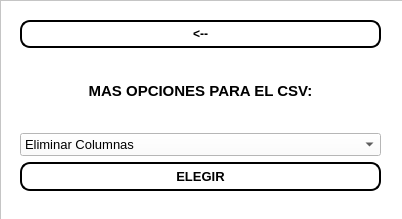
First picture: the form in CSV Proyectos/interfaz/VentanaOpciones.ui, repository DanielRojas2002/PyQt5, before the edit.
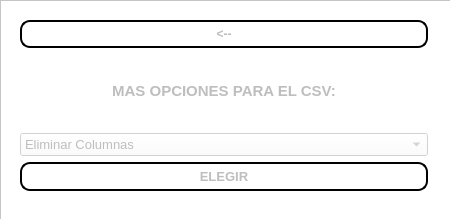
Second picture: the form after the edit.

```diff
--- a/CSV Proyectos/interfaz/VentanaOpciones.ui
+++ b/CSV Proyectos/interfaz/VentanaOpciones.ui
@@ -2,23 +2,26 @@
 <ui version="4.0">
  <class>VentanaOpciones</class>
  <widget class="QMainWindow" name="VentanaOpciones">
+  <property name="enabled">
+   <bool>false</bool>
+  </property>
   <property name="geometry">
    <rect>
     <x>0</x>
     <y>0</y>
-    <width>402</width>
+    <width>450</width>
     <height>219</height>
    </rect>
   </property>
   <property name="minimumSize">
    <size>
-    <width>402</width>
+    <width>450</width>
     <height>219</height>
    </size>
   </property>
   <property name="maximumSize">
    <size>
-    <width>402</width>
+    <width>450</width>
     <height>219</height>
    </size>
   </property>
@@ -28,13 +31,19 @@
   <property name="styleSheet">
    <string notr="true"/>
   </property>
+  <property name="documentMode">
+   <bool>false</bool>
+  </property>
   <widget class="QWidget" name="centralwidget">
    <widget class="QFrame" name="frame">
+    <property name="enabled">
+     <bool>false</bool>
+    </property>
     <property name="geometry">
      <rect>
       <x>0</x>
       <y>0</y>
-      <width>411</width>
+      <width>461</width>
       <height>221</height>
      </rect>
     </property>
@@ -47,12 +56,15 @@
     <property name="frameShadow">
      <enum>QFrame::Raised</enum>
     </property>
-    <widget class="QWidget" name="">
+    <widget class="QWidget" name="layoutWidget">
+     <property name="enabled">
+      <bool>false</bool>
+     </property>
      <property name="geometry">
       <rect>
        <x>20</x>
        <y>20</y>
-       <width>361</width>
+       <width>408</width>
        <height>171</height>
       </rect>
      </property>
@@ -87,6 +99,9 @@
       </item>
       <item>
        <widget class="QLabel" name="titulo">
+        <property name="enabled">
+         <bool>false</bool>
+        </property>
         <property name="font">
          <font>
           <pointsize>11</pointsize>
@@ -107,6 +122,9 @@
       </item>
       <item>
        <widget class="QComboBox" name="opciones">
+        <property name="enabled">
+         <bool>false</bool>
+        </property>
         <property name="font">
          <font>
           <pointsize>10</pointsize>
@@ -163,6 +181,9 @@
       </item>
       <item>
        <widget class="QPushButton" name="elegir">
+        <property name="enabled">
+         <bool>false</bool>
+        </property>
         <property name="font">
          <font>
           <pointsize>10</pointsize>
```
Left out of the diff: 35 changed lines with no effect on the pictures.
